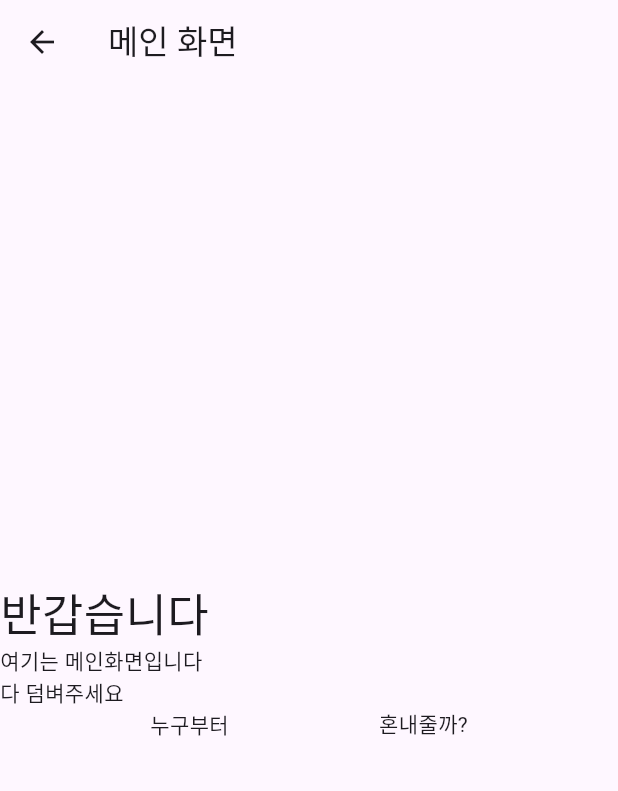
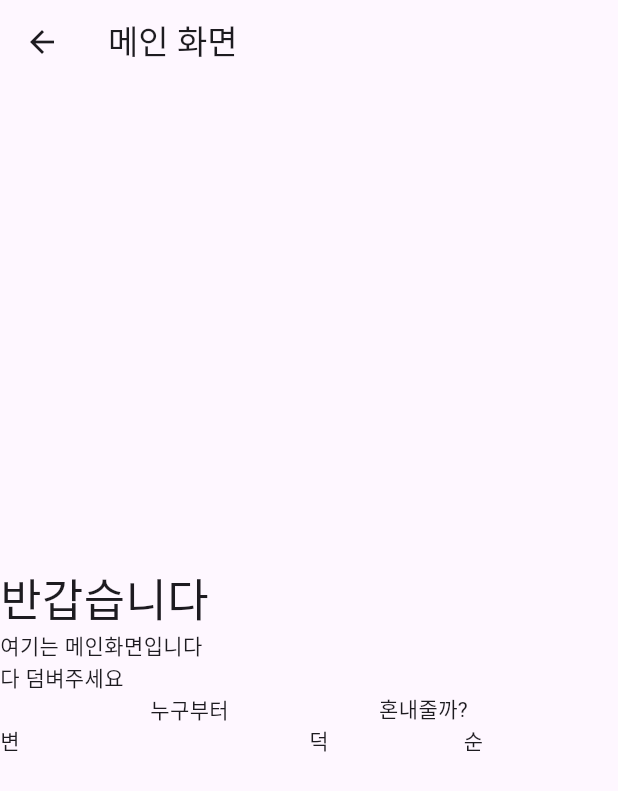
Before and after one commit to Daco2020/flutter-practice2, a Flutter app: the screen it shows after launch, on a phone screen of 412 x 824 dp. Shown: the top 791 px of the screen. Run offline on Flutter 3.47's test engine with Material 3 defaults, Android fonts, the phone set to English and light mode, and no system bars.

Commit message:
feat: Expanded 위젯 구현

```diff
--- a/lib/screen/main_screen.dart
+++ b/lib/screen/main_screen.dart
@@ -18,7 +18,7 @@ class _MainScreenState extends State<MainScreen> {
           // Column 위젯을 사용하여 세로로 위젯을 배치
           mainAxisAlignment: MainAxisAlignment.center,
           crossAxisAlignment: CrossAxisAlignment.start,
-          children: <Widget>[
+          children: [
             Text('반갑습니다', style: TextStyle(fontSize: 30)),
             Text('여기는 메인화면입니다'),
             Text('다 덤벼주세요'),
@@ -29,6 +29,15 @@ class _MainScreenState extends State<MainScreen> {
                 Text('누구부터'),
                 Text('혼내줄까?'),
               ],
+            ),
+            Row(
+              children: [
+                Expanded(flex: 2, child: Text("변")),
+                Expanded(flex: 1, child: Text("덕")),
+                Expanded(flex: 1, child: Text("순")),
+                // Expanded 위젯을 사용하여 가로 공간을 꽉 채우기
+                // flex 속성을 사용하여 공간 비율을 지정
+              ],
             )
           ],
         ),
```
